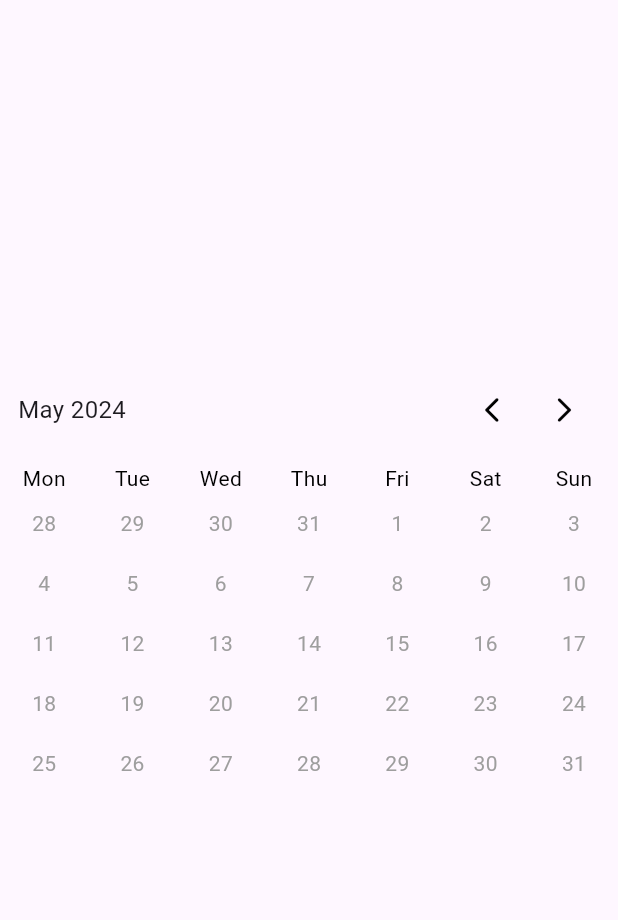
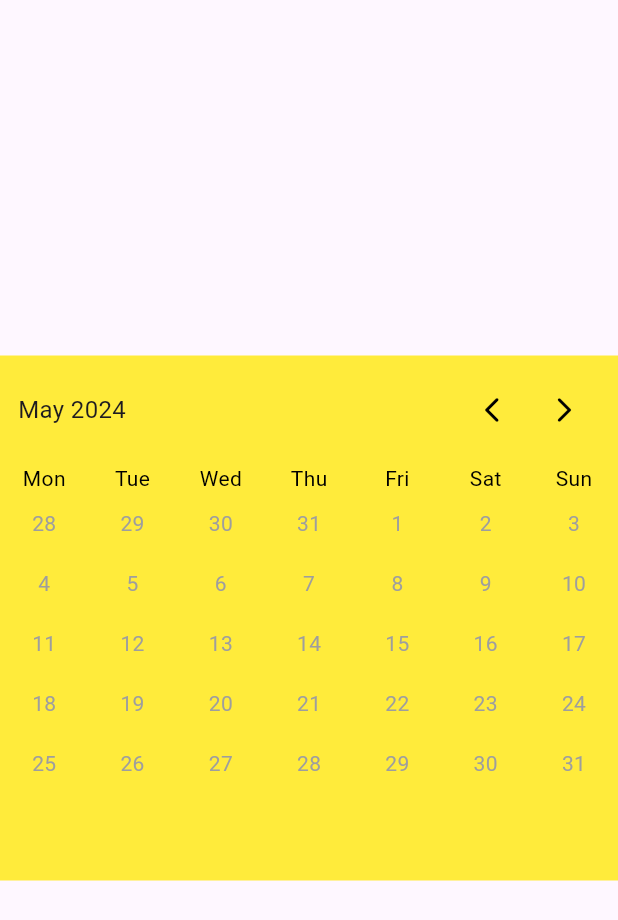
Before and after one commit to PannagaShetty/simple_table_calendar, a Flutter app: the screen it shows after launch, on a phone screen of 412 x 824 dp. Shown: the top 920 px of the screen. Run offline on Flutter 3.47's test engine with Material 3 defaults, Android fonts, the phone set to English and light mode, and no system bars.

Commit message:
example update

```diff
--- a/example/lib/main.dart
+++ b/example/lib/main.dart
@@ -13,7 +13,8 @@ class MainApp extends StatelessWidget {
     return MaterialApp(
       home: Scaffold(
         body: Center(
-            child: SizedBox(
+            child: Container(
+          color: Colors.yellow,
           height: 350,
           child: TableCalender(
             firstDay: DateTime(2021, 1, 1),
```
